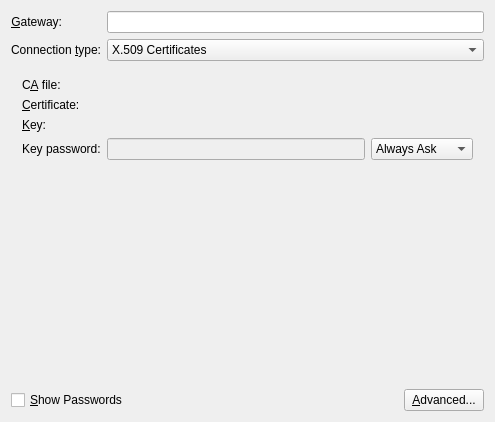
The window that vpn/openvpn/openvpn.ui (KDE/plasma-nm) describes before a commit, drawn with Qt 5.
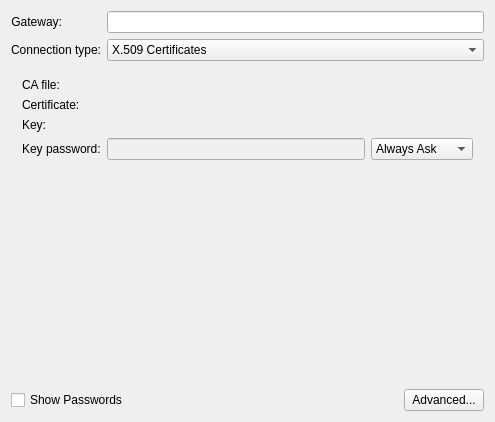
The same window after the commit. Custom widgets are drawn as their Qt base class.

The edit to the form file:
```diff
--- a/vpn/openvpn/openvpn.ui
+++ b/vpn/openvpn/openvpn.ui
@@ -14,14 +14,14 @@
    <item row="3" column="2">
     <widget class="QPushButton" name="btnAdvanced">
      <property name="text">
-      <string>&amp;Advanced...</string>
+      <string>Advanced...</string>
      </property>
     </widget>
    </item>
    <item row="3" column="0">
     <widget class="QCheckBox" name="chkShowPasswords">
      <property name="text">
-      <string>&amp;Show Passwords</string>
+      <string>Show Passwords</string>
      </property>
     </widget>
    </item>
@@ -30,7 +30,7 @@
      <item row="0" column="0">
       <widget class="QLabel" name="textLabel3">
        <property name="text">
-        <string>&amp;Gateway:</string>
+        <string>Gateway:</string>
        </property>
        <property name="alignment">
         <set>Qt::AlignRight|Qt::AlignTrailing|Qt::AlignVCenter</set>
@@ -49,7 +49,7 @@
      <item row="1" column="0">
       <widget class="QLabel" name="labelConnectionType">
        <property name="text">
-        <string>Connection &amp;type:</string>
+        <string>Connection type:</string>
        </property>
        <property name="alignment">
         <set>Qt::AlignRight|Qt::AlignTrailing|Qt::AlignVCenter</set>
@@ -106,7 +106,7 @@
          <item row="0" column="0">
           <widget class="QLabel" name="textLabel2">
            <property name="text">
-            <string>C&amp;A file:</string>
+            <string>CA file:</string>
            </property>
            <property name="wordWrap">
             <bool>false</bool>
@@ -122,7 +122,7 @@
          <item row="1" column="0">
           <widget class="QLabel" name="textLabel3_2">
            <property name="text">
-            <string>&amp;Certificate:</string>
+            <string>Certificate:</string>
            </property>
            <property name="wordWrap">
             <bool>false</bool>
@@ -138,7 +138,7 @@
          <item row="2" column="0">
           <widget class="QLabel" name="textLabel4">
            <property name="text">
-            <string>&amp;Key:</string>
+            <string>Key:</string>
            </property>
            <property name="wordWrap">
             <bool>false</bool>
```
Left out of the diff: 3 changed lines with no effect on the pictures.
